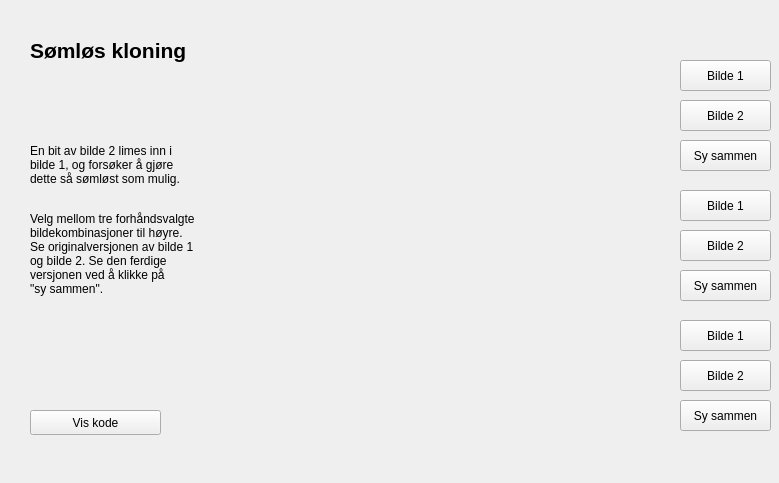
The window that src/GUI/UI/seamless.ui (jegerud/Sciprog2020project) describes before a commit, drawn with Qt 5.
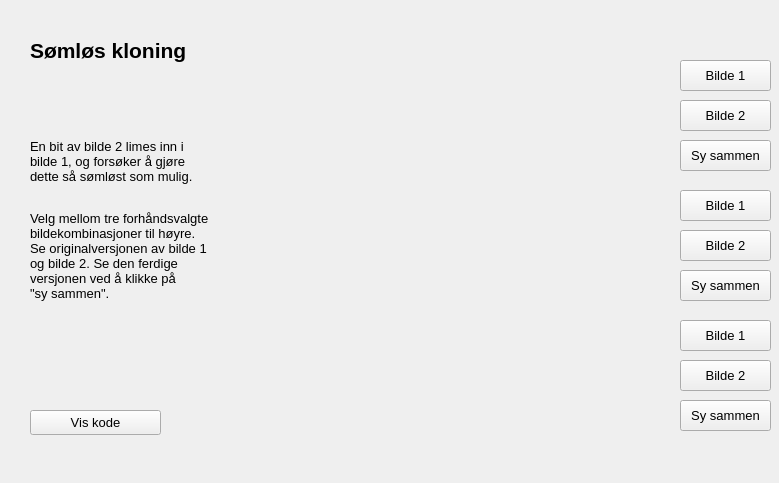
The same window after the commit. Icons and pictures are not drawn.

What changed in the file:
```diff
--- a/src/GUI/UI/seamless.ui
+++ b/src/GUI/UI/seamless.ui
@@ -22,6 +22,11 @@
      <height>31</height>
     </rect>
    </property>
+   <property name="font">
+    <font>
+     <pointsize>10</pointsize>
+    </font>
+   </property>
    <property name="text">
     <string>Bilde 2</string>
    </property>
@@ -35,6 +40,11 @@
      <height>31</height>
     </rect>
    </property>
+   <property name="font">
+    <font>
+     <pointsize>10</pointsize>
+    </font>
+   </property>
    <property name="text">
     <string>Sy sammen</string>
    </property>
@@ -48,6 +58,11 @@
      <height>31</height>
     </rect>
    </property>
+   <property name="font">
+    <font>
+     <pointsize>10</pointsize>
+    </font>
+   </property>
    <property name="text">
     <string>Bilde 1</string>
    </property>
@@ -83,6 +98,11 @@
      <height>221</height>
     </rect>
    </property>
+   <property name="font">
+    <font>
+     <pointsize>10</pointsize>
+    </font>
+   </property>
    <property name="text">
     <string>&lt;html&gt;&lt;head/&gt;&lt;body&gt;&lt;p&gt;En bit av bilde 2 limes inn i&lt;br/&gt;bilde 1, og forsøker å gjøre&lt;br/&gt;dette så sømløst som mulig.&lt;br/&gt;&lt;/p&gt;&lt;p&gt;Velg mellom tre forhåndsvalgte&lt;br/&gt;bildekombinasjoner til høyre.&lt;br/&gt;Se originalversjonen av bilde 1&lt;br/&gt;og bilde 2. Se den ferdige &lt;br/&gt;versjonen ved å klikke på&lt;br/&gt;&amp;quot;sy sammen&amp;quot;.&lt;/p&gt;&lt;/body&gt;&lt;/html&gt;</string>
    </property>
@@ -96,6 +116,11 @@
      <height>25</height>
     </rect>
    </property>
+   <property name="font">
+    <font>
+     <pointsize>10</pointsize>
+    </font>
+   </property>
    <property name="text">
     <string>Vis kode</string>
    </property>
@@ -128,6 +153,11 @@
      <height>31</height>
     </rect>
    </property>
+   <property name="font">
+    <font>
+     <pointsize>10</pointsize>
+    </font>
+   </property>
    <property name="text">
     <string>Bilde 2</string>
    </property>
@@ -141,6 +171,11 @@
      <height>31</height>
     </rect>
    </property>
+   <property name="font">
+    <font>
+     <pointsize>10</pointsize>
+    </font>
+   </property>
    <property name="text">
     <string>Bilde 1</string>
    </property>
@@ -154,6 +189,11 @@
      <height>31</height>
     </rect>
    </property>
+   <property name="font">
+    <font>
+     <pointsize>10</pointsize>
+    </font>
+   </property>
    <property name="text">
     <string>Sy sammen</string>
    </property>
@@ -167,6 +207,11 @@
      <height>31</height>
     </rect>
    </property>
+   <property name="font">
+    <font>
+     <pointsize>10</pointsize>
+    </font>
+   </property>
    <property name="text">
     <string>Bilde 2</string>
    </property>
@@ -180,6 +225,11 @@
      <height>31</height>
     </rect>
    </property>
+   <property name="font">
+    <font>
+     <pointsize>10</pointsize>
+    </font>
+   </property>
    <property name="text">
     <string>Bilde 1</string>
    </property>
@@ -193,6 +243,11 @@
      <height>31</height>
     </rect>
    </property>
+   <property name="font">
+    <font>
+     <pointsize>10</pointsize>
+    </font>
+   </property>
    <property name="text">
     <string>Sy sammen</string>
    </property>
```
